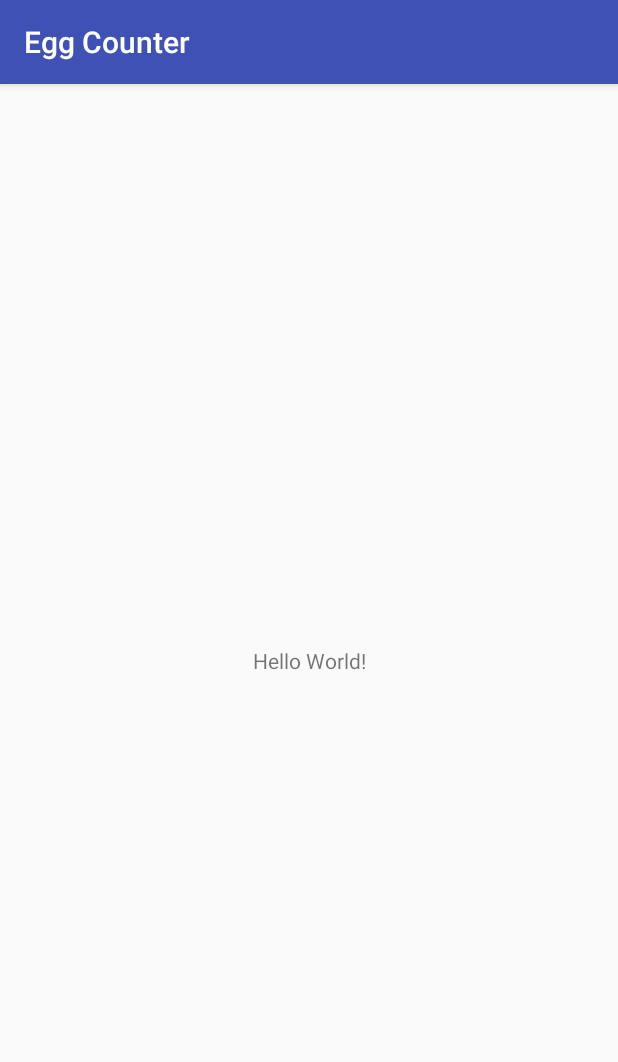
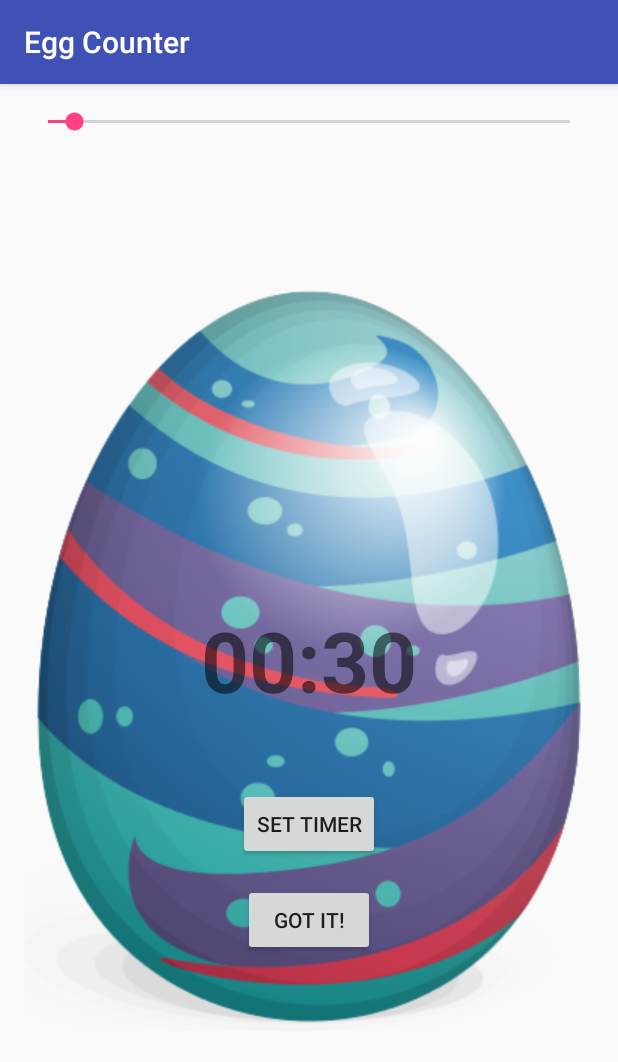
Before and after one commit to puneet29/Android-Projects-Udacity, an Android app: the screen it shows after launch (MainActivity), on a phone screen of 412 x 824 dp. Shown: the top 1062 px of the screen. Run offline under Robolectric (Android 15) with nearby library versions, the phone set to English and light mode, and no system bars.

Commit message:
Completed the egg timer

```diff
--- a/EggCounter/app/src/main/res/layout/activity_main.xml
+++ b/EggCounter/app/src/main/res/layout/activity_main.xml
@@ -1,18 +1,49 @@
 <?xml version="1.0" encoding="utf-8"?>
-<android.support.constraint.ConstraintLayout xmlns:android="http://schemas.android.com/apk/res/android"
-    xmlns:app="http://schemas.android.com/apk/res-auto"
+<RelativeLayout xmlns:android="http://schemas.android.com/apk/res/android"
     xmlns:tools="http://schemas.android.com/tools"
     android:layout_width="match_parent"
     android:layout_height="match_parent"
+    android:layout_margin="16dp"
     tools:context=".MainActivity">
 
+    <ImageView
+        android:layout_width="match_parent"
+        android:layout_height="match_parent"
+        android:src="@drawable/egg" />
+
+    <SeekBar
+        android:id="@+id/seekBar"
+        android:layout_width="match_parent"
+        android:layout_height="wrap_content"
+        android:max="600"
+        android:progress="30" />
+
     <TextView
+        android:id="@+id/textView"
         android:layout_width="wrap_content"
         android:layout_height="wrap_content"
-        android:text="Hello World!"
-        app:layout_constraintBottom_toBottomOf="parent"
-        app:layout_constraintLeft_toLeftOf="parent"
-        app:layout_constraintRight_toRightOf="parent"
-        app:layout_constraintTop_toTopOf="parent" />
+        android:layout_centerInParent="true"
+        android:text="00:30"
+        android:textSize="56sp"
+        android:textStyle="bold" />
 
-</android.support.constraint.ConstraintLayout>
+    <Button
+        android:id="@+id/button"
+        android:layout_width="wrap_content"
+        android:layout_height="wrap_content"
+        android:layout_below="@id/textView"
+        android:layout_centerHorizontal="true"
+        android:layout_marginTop="48dp"
+        android:onClick="countdownTimer" />
+
+    <Button
+        android:id="@+id/button2"
+        android:layout_width="wrap_content"
+        android:layout_height="wrap_content"
+        android:layout_below="@id/button"
+        android:layout_centerHorizontal="true"
+        android:layout_marginTop="16dp"
+        android:onClick="stopIt"
+        android:text="Got it!" />
+
+</RelativeLayout>
```
Also changed, not shown: EggCounter/app/src/main/java/com/example/android/eggcounter/MainActivity.java (+92 -0 lines), EggCounter/app/src/main/res/drawable/egg.png (added), 1 other file.
